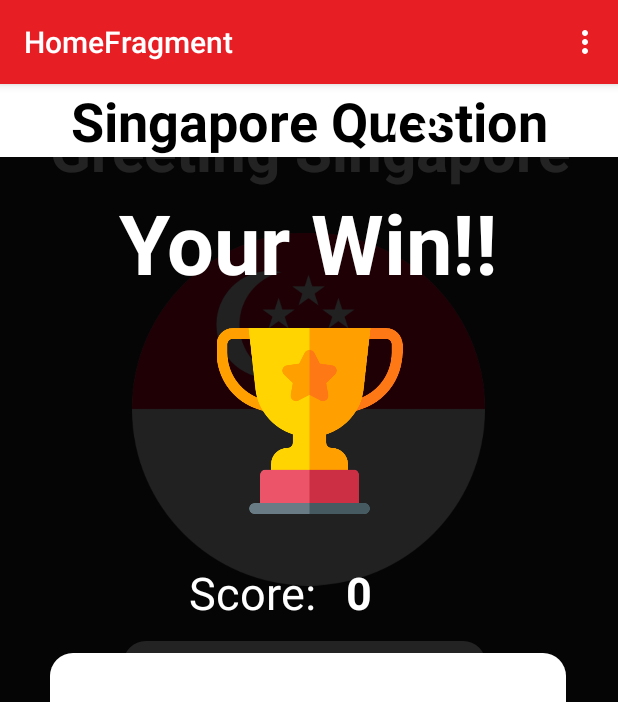
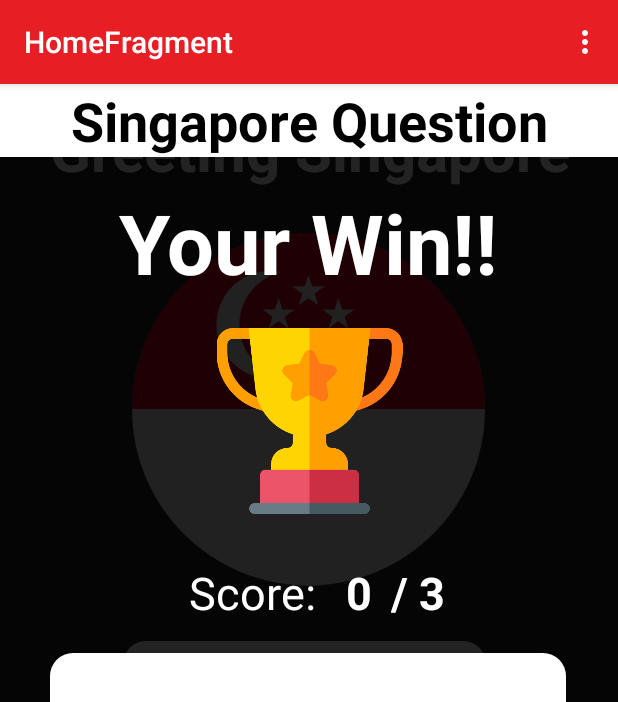
Before and after one commit to lookpearsw/Kotlin_Project, an Android app: the fragment ScoreFragment placed in its activity, on a phone screen of 412 x 824 dp. Shown: the top 702 px of the screen. Run offline under Robolectric (Android 15) with nearby library versions, the phone set to English and light mode, and no system bars; our stand-ins replace data binding, navigation-ui; 2 statements that could not run were skipped.

Commit message:
saveArgs2

```diff
--- a/app/src/main/res/layout/fragment_score.xml
+++ b/app/src/main/res/layout/fragment_score.xml
@@ -119,12 +119,15 @@
             android:layout_width="wrap_content"
             android:layout_height="wrap_content"
             android:layout_marginStart="12dp"
+            android:layout_marginTop="32dp"
             android:text="/ 3"
             android:textColor="@android:color/white"
             android:textSize="30sp"
             android:textStyle="bold"
+            app:layout_constraintEnd_toEndOf="parent"
+            app:layout_constraintHorizontal_bias="0.008"
             app:layout_constraintStart_toEndOf="@+id/scoreGameWon_textView"
-            tools:layout_editor_absoluteY="319dp" />
+            app:layout_constraintTop_toBottomOf="@+id/imageView" />
 
     </androidx.constraintlayout.widget.ConstraintLayout>
 </layout>
```
